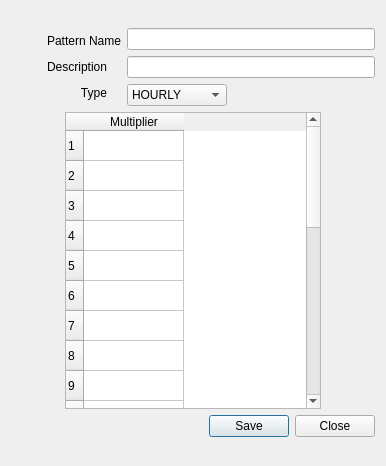
Above: flo2d/ui/storm_drain_inflow_pattern.ui from FLO-2DSoftware/qgis-flo-2d-plugin before the change. Below: the same form after it.
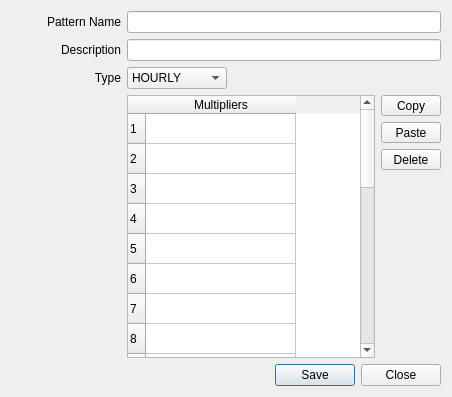
That is the form after the change.

The edit to the form file:
```diff
--- a/flo2d/ui/storm_drain_inflow_pattern.ui
+++ b/flo2d/ui/storm_drain_inflow_pattern.ui
@@ -9,8 +9,8 @@
    <rect>
     <x>0</x>
     <y>0</y>
-    <width>349</width>
-    <height>466</height>
+    <width>450</width>
+    <height>397</height>
    </rect>
   </property>
   <property name="sizePolicy">
@@ -39,79 +39,19 @@
   </property>
   <layout class="QGridLayout" name="gridLayout_4">
    <item row="0" column="0">
-    <layout class="QVBoxLayout" name="verticalLayout">
-     <item>
-      <layout class="QGridLayout" name="gridLayout_3">
-       <property name="sizeConstraint">
-        <enum>QLayout::SetNoConstraint</enum>
+    <layout class="QGridLayout" name="gridLayout_5">
+     <item row="2" column="3">
+      <spacer name="horizontalSpacer_2">
+       <property name="orientation">
+        <enum>Qt::Horizontal</enum>
        </property>
-       <item row="0" column="0">
-        <layout class="QGridLayout" name="gridLayout">
-         <item row="0" column="0">
-          <widget class="QLabel" name="label_2">
-           <property name="sizePolicy">
-            <sizepolicy hsizetype="Fixed" vsizetype="Fixed">
-             <horstretch>0</horstretch>
-             <verstretch>0</verstretch>
-            </sizepolicy>
-           </property>
-           <property name="minimumSize">
+       <property name="sizeHint" stdset="0">
             <size>
-             <width>110</width>
-             <height>0</height>
-            </size>
-           </property>
-           <property name="maximumSize">
-            <size>
-             <width>110</width>
-             <height>16777215</height>
-            </size>
-           </property>
-           <property name="font">
-            <font>
-             <italic>false</italic>
-            </font>
-           </property>
-           <property name="text">
-            <string>Pattern Name</string>
-           </property>
-           <property name="alignment">
-            <set>Qt::AlignRight|Qt::AlignTrailing|Qt::AlignVCenter</set>
-           </property>
-          </widget>
-         </item>
-         <item row="1" column="0">
-          <widget class="QLabel" name="label_3">
-           <property name="sizePolicy">
-            <sizepolicy hsizetype="Fixed" vsizetype="Fixed">
-             <horstretch>0</horstretch>
-             <verstretch>0</verstretch>
-            </sizepolicy>
-           </property>
-           <property name="minimumSize">
-            <size>
-             <width>96</width>
-             <height>0</height>
-            </size>
-           </property>
-           <property name="maximumSize">
-            <size>
-             <width>96</width>
-             <height>16777215</height>
-            </size>
-           </property>
-           <property name="font">
-            <font>
-             <italic>false</italic>
-            </font>
-           </property>
-           <property name="text">
-            <string>Description</string>
-           </property>
-           <property name="alignment">
-            <set>Qt::AlignRight|Qt::AlignTrailing|Qt::AlignVCenter</set>
-           </property>
-          </widget>
+         <width>40</width>
+         <height>20</height>
+        </size>
+       </property>
+      </spacer>
          </item>
          <item row="2" column="0">
           <widget class="QLabel" name="label">
@@ -123,7 +63,7 @@
            </property>
            <property name="minimumSize">
             <size>
-             <width>96</width>
+         <width>110</width>
              <height>0</height>
             </size>
            </property>
@@ -141,39 +81,7 @@
            </property>
           </widget>
          </item>
-        </layout>
-       </item>
-       <item row="0" column="1">
-        <layout class="QGridLayout" name="gridLayout_2">
-         <item row="0" column="0" colspan="2">
-          <widget class="QLineEdit" name="name_le">
-           <property name="enabled">
-            <bool>true</bool>
-           </property>
-           <property name="sizePolicy">
-            <sizepolicy hsizetype="Expanding" vsizetype="Fixed">
-             <horstretch>0</horstretch>
-             <verstretch>0</verstretch>
-            </sizepolicy>
-           </property>
-           <property name="minimumSize">
-            <size>
-             <width>209</width>
-             <height>22</height>
-            </size>
-           </property>
-           <property name="maximumSize">
-            <size>
-             <width>16777215</width>
-             <height>22</height>
-            </size>
-           </property>
-           <property name="clearButtonEnabled">
-            <bool>true</bool>
-           </property>
-          </widget>
-         </item>
-         <item row="1" column="0" colspan="2">
+     <item row="1" column="1" colspan="3">
           <widget class="QLineEdit" name="description_le">
            <property name="enabled">
             <bool>true</bool>
@@ -201,7 +109,48 @@
            </property>
           </widget>
          </item>
-         <item row="2" column="0">
+     <item row="0" column="1" colspan="3">
+      <widget class="QLineEdit" name="name_le">
+       <property name="enabled">
+        <bool>true</bool>
+       </property>
+       <property name="sizePolicy">
+        <sizepolicy hsizetype="Expanding" vsizetype="Fixed">
+         <horstretch>0</horstretch>
+         <verstretch>0</verstretch>
+        </sizepolicy>
+       </property>
+       <property name="minimumSize">
+        <size>
+         <width>209</width>
+         <height>22</height>
+        </size>
+       </property>
+       <property name="maximumSize">
+        <size>
+         <width>16777215</width>
+         <height>22</height>
+        </size>
+       </property>
+       <property name="clearButtonEnabled">
+        <bool>true</bool>
+       </property>
+      </widget>
+     </item>
+     <item row="4" column="3">
+      <widget class="QToolButton" name="paste_btn">
+       <property name="minimumSize">
+        <size>
+         <width>60</width>
+         <height>0</height>
+        </size>
+       </property>
+       <property name="text">
+        <string>Paste</string>
+       </property>
+      </widget>
+     </item>
+     <item row="2" column="1">
           <widget class="QComboBox" name="pattern_type_cbo">
            <property name="sizePolicy">
             <sizepolicy hsizetype="Expanding" vsizetype="Fixed">
@@ -228,7 +177,20 @@
            </item>
           </widget>
          </item>
-         <item row="2" column="1">
+     <item row="3" column="3">
+      <widget class="QToolButton" name="copy_btn">
+       <property name="minimumSize">
+        <size>
+         <width>60</width>
+         <height>0</height>
+        </size>
+       </property>
+       <property name="text">
+        <string>Copy</string>
+       </property>
+      </widget>
+     </item>
+     <item row="2" column="2">
           <spacer name="horizontalSpacer">
            <property name="orientation">
             <enum>Qt::Horizontal</enum>
@@ -244,46 +206,126 @@
            </property>
           </spacer>
          </item>
-        </layout>
-       </item>
-      </layout>
-     </item>
-     <item>
-      <layout class="QHBoxLayout" name="horizontalLayout">
-       <property name="sizeConstraint">
-        <enum>QLayout::SetNoConstraint</enum>
-       </property>
-       <item>
-        <spacer name="horizontalSpacer_4">
+     <item row="7" column="0" rowspan="3" colspan="4">
+      <widget class="QDialogButtonBox" name="pattern_buttonBox">
          <property name="orientation">
           <enum>Qt::Horizontal</enum>
          </property>
+       <property name="standardButtons">
+        <set>QDialogButtonBox::Close|QDialogButtonBox::Save</set>
+       </property>
+      </widget>
+     </item>
+     <item row="1" column="0">
+      <widget class="QLabel" name="label_3">
+       <property name="sizePolicy">
+        <sizepolicy hsizetype="Fixed" vsizetype="Fixed">
+         <horstretch>0</horstretch>
+         <verstretch>0</verstretch>
+        </sizepolicy>
+       </property>
+       <property name="minimumSize">
+        <size>
+         <width>110</width>
+         <height>0</height>
+        </size>
+       </property>
+       <property name="maximumSize">
+        <size>
+         <width>96</width>
+         <height>16777215</height>
+        </size>
+       </property>
+       <property name="font">
+        <font>
+         <italic>false</italic>
+        </font>
+       </property>
+       <property name="text">
+        <string>Description</string>
+       </property>
+       <property name="alignment">
+        <set>Qt::AlignRight|Qt::AlignTrailing|Qt::AlignVCenter</set>
+       </property>
+      </widget>
+     </item>
+     <item row="5" column="3">
+      <widget class="QToolButton" name="delete_btn">
+       <property name="minimumSize">
+        <size>
+         <width>60</width>
+         <height>0</height>
+        </size>
+       </property>
+       <property name="text">
+        <string>Delete</string>
+       </property>
+      </widget>
+     </item>
+     <item row="0" column="0">
+      <widget class="QLabel" name="label_2">
+       <property name="sizePolicy">
+        <sizepolicy hsizetype="Fixed" vsizetype="Fixed">
+         <horstretch>0</horstretch>
+         <verstretch>0</verstretch>
+        </sizepolicy>
+       </property>
+       <property name="minimumSize">
+        <size>
+         <width>110</width>
+         <height>0</height>
+        </size>
+       </property>
+       <property name="maximumSize">
+        <size>
+         <width>110</width>
+         <height>16777215</height>
+        </size>
+       </property>
+       <property name="font">
+        <font>
+         <italic>false</italic>
+        </font>
+       </property>
+       <property name="text">
+        <string>Pattern Name</string>
+       </property>
+       <property name="alignment">
+        <set>Qt::AlignRight|Qt::AlignTrailing|Qt::AlignVCenter</set>
+       </property>
+      </widget>
+     </item>
+     <item row="6" column="3">
+      <spacer name="verticalSpacer_2">
+       <property name="orientation">
+        <enum>Qt::Vertical</enum>
+       </property>
          <property name="sizeHint" stdset="0">
           <size>
-           <width>38</width>
-           <height>283</height>
+         <width>20</width>
+         <height>40</height>
           </size>
          </property>
         </spacer>
        </item>
-       <item>
+     <item row="3" column="1" rowspan="4" colspan="2">
         <widget class="QTableWidget" name="multipliers_tblw">
          <property name="sizePolicy">
-          <sizepolicy hsizetype="Expanding" vsizetype="Fixed">
+        <sizepolicy hsizetype="Expanding" vsizetype="Expanding">
            <horstretch>0</horstretch>
            <verstretch>0</verstretch>
           </sizepolicy>
          </property>
          <property name="minimumSize">
           <size>
-           <width>200</width>
-           <height>297</height>
+         <width>0</width>
+         <height>0</height>
           </size>
          </property>
          <property name="maximumSize">
           <size>
            <width>16777215</width>
-           <height>297</height>
+         <height>16777215</height>
           </size>
          </property>
          <property name="alternatingRowColors">
@@ -301,14 +343,17 @@
          <property name="columnCount">
           <number>1</number>
          </property>
+       <attribute name="horizontalHeaderMinimumSectionSize">
+        <number>47</number>
+       </attribute>
          <attribute name="horizontalHeaderDefaultSectionSize">
-          <number>100</number>
+        <number>150</number>
          </attribute>
          <attribute name="horizontalHeaderHighlightSections">
           <bool>false</bool>
          </attribute>
-         <attribute name="horizontalHeaderMinimumSectionSize">
-          <number>100</number>
+       <attribute name="verticalHeaderMinimumSectionSize">
+        <number>28</number>
          </attribute>
          <row/>
          <row/>
@@ -336,40 +381,23 @@
          <row/>
          <column>
           <property name="text">
-           <string>Multiplier</string>
-          </property>
-         </column>
-         <item row="0" column="0">
-          <property name="flags">
-           <set>ItemIsSelectable|ItemIsDragEnabled|ItemIsEnabled</set>
-          </property>
-         </item>
-        </widget>
-       </item>
-       <item>
-        <spacer name="horizontalSpacer_3">
+         <string>Multipliers</string>
+        </property>
+       </column>
+      </widget>
+     </item>
+     <item row="3" column="0" rowspan="4">
+      <spacer name="verticalSpacer">
          <property name="orientation">
-          <enum>Qt::Horizontal</enum>
+        <enum>Qt::Vertical</enum>
          </property>
          <property name="sizeHint" stdset="0">
           <size>
-           <width>18</width>
-           <height>283</height>
+         <width>20</width>
+         <height>40</height>
           </size>
          </property>
         </spacer>
-       </item>
-      </layout>
-     </item>
-     <item>
-      <widget class="QDialogButtonBox" name="pattern_buttonBox">
-       <property name="orientation">
-        <enum>Qt::Horizontal</enum>
-       </property>
-       <property name="standardButtons">
-        <set>QDialogButtonBox::Close|QDialogButtonBox::Save</set>
-       </property>
-      </widget>
      </item>
     </layout>
    </item>
```
Left out of the diff: 2 changed lines with no effect on the pictures. Lines whose indentation alone changed are shown as unchanged.
